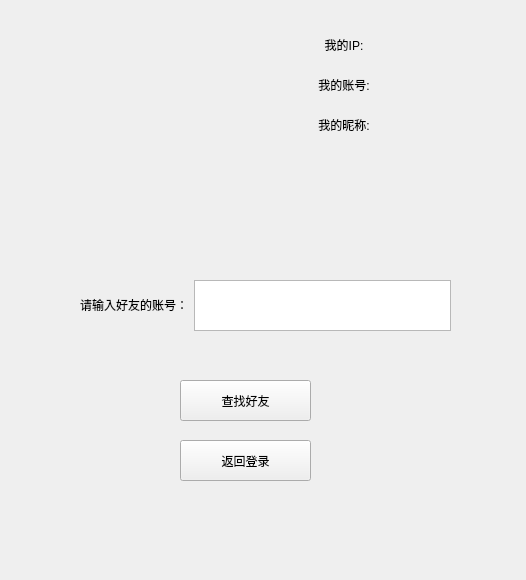
AnsrM/Chat-Project, file ChatRoom/mainwindowuser.ui: the form before one commit.
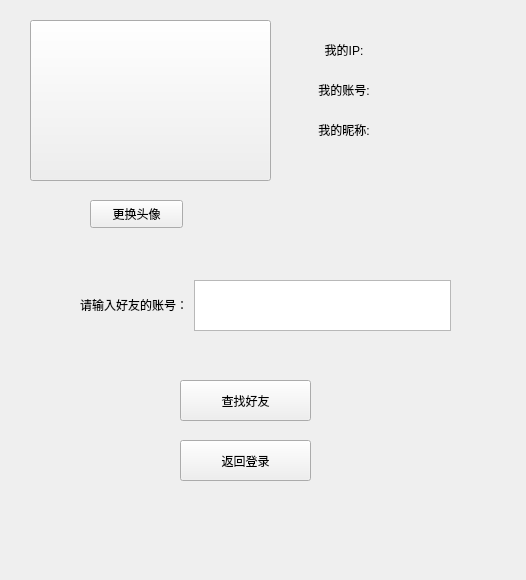
The form after the commit.

Commit message: 更换头像

The edit to the form file:
```diff
--- a/ChatRoom/mainwindowuser.ui
+++ b/ChatRoom/mainwindowuser.ui
@@ -13,22 +13,6 @@
   <property name="windowTitle">
    <string>Form</string>
   </property>
-  <widget class="QLabel" name="labelIcon">
-   <property name="geometry">
-    <rect>
-     <x>40</x>
-     <y>30</y>
-     <width>201</width>
-     <height>151</height>
-    </rect>
-   </property>
-   <property name="styleSheet">
-    <string notr="true"/>
-   </property>
-   <property name="text">
-    <string>&lt;html&gt;&lt;head/&gt;&lt;body&gt;&lt;p&gt;&lt;br/&gt;&lt;/p&gt;&lt;/body&gt;&lt;/html&gt;</string>
-   </property>
-  </widget>
   <widget class="QPushButton" name="FindFriendButton">
    <property name="geometry">
     <rect>
@@ -48,7 +32,7 @@
      <x>300</x>
      <y>30</y>
      <width>181</width>
-     <height>31</height>
+     <height>41</height>
     </rect>
    </property>
    <layout class="QHBoxLayout" name="horizontalLayout">
@@ -74,7 +58,7 @@
      <x>300</x>
      <y>70</y>
      <width>181</width>
-     <height>31</height>
+     <height>41</height>
     </rect>
    </property>
    <layout class="QHBoxLayout" name="horizontalLayout_2">
@@ -100,7 +84,7 @@
      <x>300</x>
      <y>110</y>
      <width>181</width>
-     <height>31</height>
+     <height>41</height>
     </rect>
    </property>
    <layout class="QHBoxLayout" name="horizontalLayout_3">
@@ -155,6 +139,32 @@
     <string>返回登录</string>
    </property>
   </widget>
+  <widget class="QPushButton" name="pushButton_change">
+   <property name="geometry">
+    <rect>
+     <x>90</x>
+     <y>200</y>
+     <width>93</width>
+     <height>28</height>
+    </rect>
+   </property>
+   <property name="text">
+    <string>更换头像</string>
+   </property>
+  </widget>
+  <widget class="QPushButton" name="pushButton_touxiang">
+   <property name="geometry">
+    <rect>
+     <x>30</x>
+     <y>20</y>
+     <width>241</width>
+     <height>161</height>
+    </rect>
+   </property>
+   <property name="text">
+    <string/>
+   </property>
+  </widget>
  </widget>
  <resources/>
  <connections/>
```
The commit also changes 12 other files.
